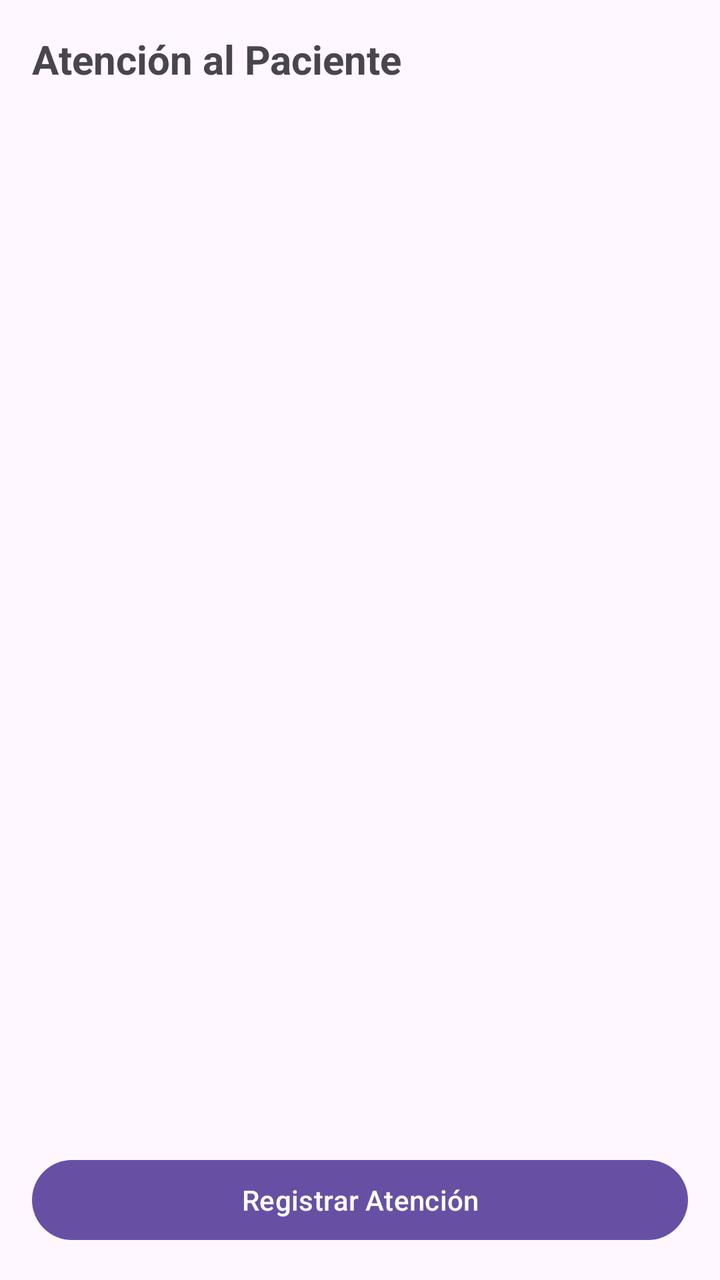
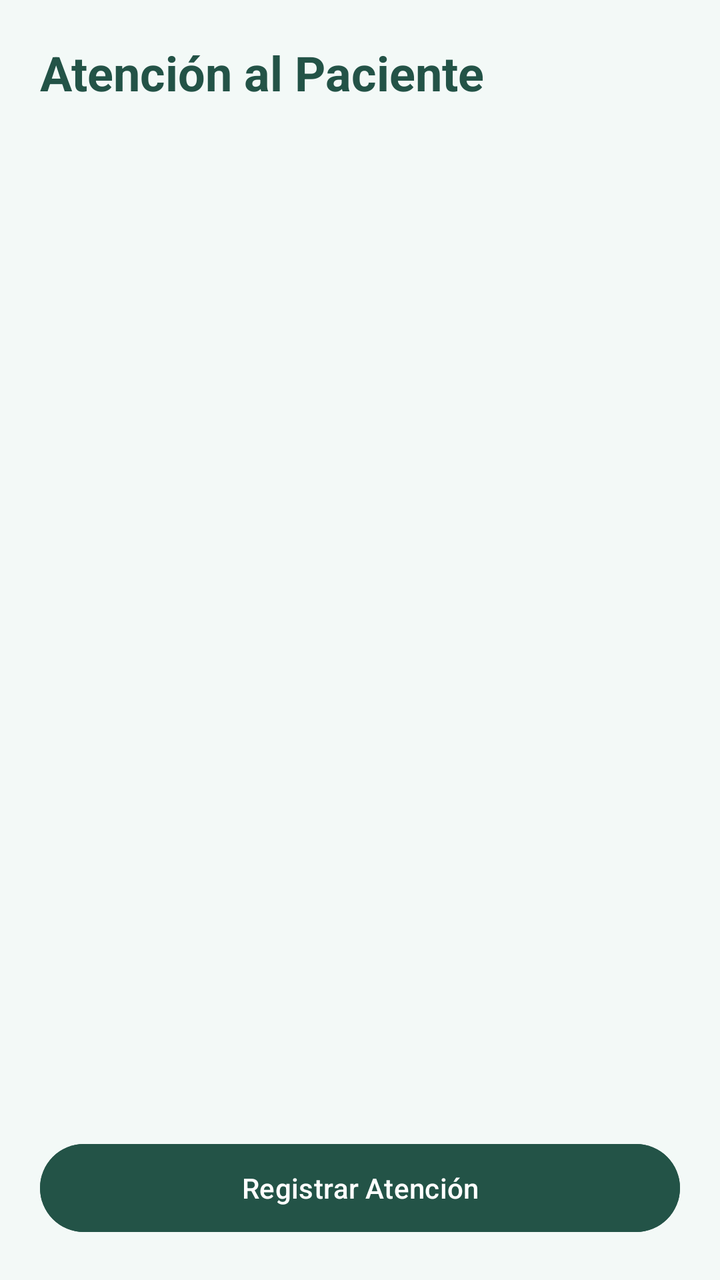

An Android layout rendered at two revisions. The XML below is the earlier revision; the diff shows what the commit changed to produce the second picture.
<!-- AndroidManifest.xml: application theme Theme.T1 -->
<!-- res/layout/activity_atenciones.xml -->
<?xml version="1.0" encoding="utf-8"?>
<LinearLayout xmlns:android="http://schemas.android.com/apk/res/android"
    android:layout_width="match_parent"
    android:layout_height="match_parent"
    android:orientation="vertical"
    android:padding="16dp">

    <TextView
        android:layout_width="wrap_content"
        android:layout_height="wrap_content"
        android:text="Atención al Paciente"
        android:textSize="20sp"
        android:textStyle="bold"/>

    <ListView
        android:id="@+id/lvAtenciones"
        android:layout_width="match_parent"
        android:layout_height="0dp"
        android:layout_weight="1"
        android:layout_marginTop="8dp"/>

    <Button
        android:id="@+id/btnAgregarAtencion"
        android:layout_width="match_parent"
        android:layout_height="wrap_content"
        android:text="Registrar Atención"
        android:layout_marginTop="8dp"/>

</LinearLayout>
<!-- resources referenced by this layout -->
<resources>
  <style name="Theme.T1" parent="Base.Theme.T1" />
  <style name="Base.Theme.T1" parent="Theme.Material3.DayNight.NoActionBar">
          
          
      </style>
</resources>

<!-- the commit's change to res/layout/activity_atenciones.xml (unified diff, before → after) -->
@@ -3,27 +3,34 @@
     android:layout_width="match_parent"
     android:layout_height="match_parent"
     android:orientation="vertical"
-    android:padding="16dp">
+    android:padding="20dp"
+    android:background="#F3F9F7">
 
     <TextView
         android:layout_width="wrap_content"
         android:layout_height="wrap_content"
         android:text="Atención al Paciente"
-        android:textSize="20sp"
-        android:textStyle="bold"/>
+        android:textSize="24sp"
+        android:textStyle="bold"
+        android:textColor="#235347"/>
 
     <ListView
         android:id="@+id/lvAtenciones"
         android:layout_width="match_parent"
         android:layout_height="0dp"
         android:layout_weight="1"
-        android:layout_marginTop="8dp"/>
+        android:layout_marginTop="12dp"
+        android:divider="#D7E8E6"
+        android:dividerHeight="8dp"/>
 
     <Button
         android:id="@+id/btnAgregarAtencion"
         android:layout_width="match_parent"
         android:layout_height="wrap_content"
         android:text="Registrar Atención"
-        android:layout_marginTop="8dp"/>
+        android:layout_marginTop="12dp"
+        android:backgroundTint="#235347"
+        android:textColor="#FFFFFF"
+        android:minHeight="52dp"/>
 
 </LinearLayout>
